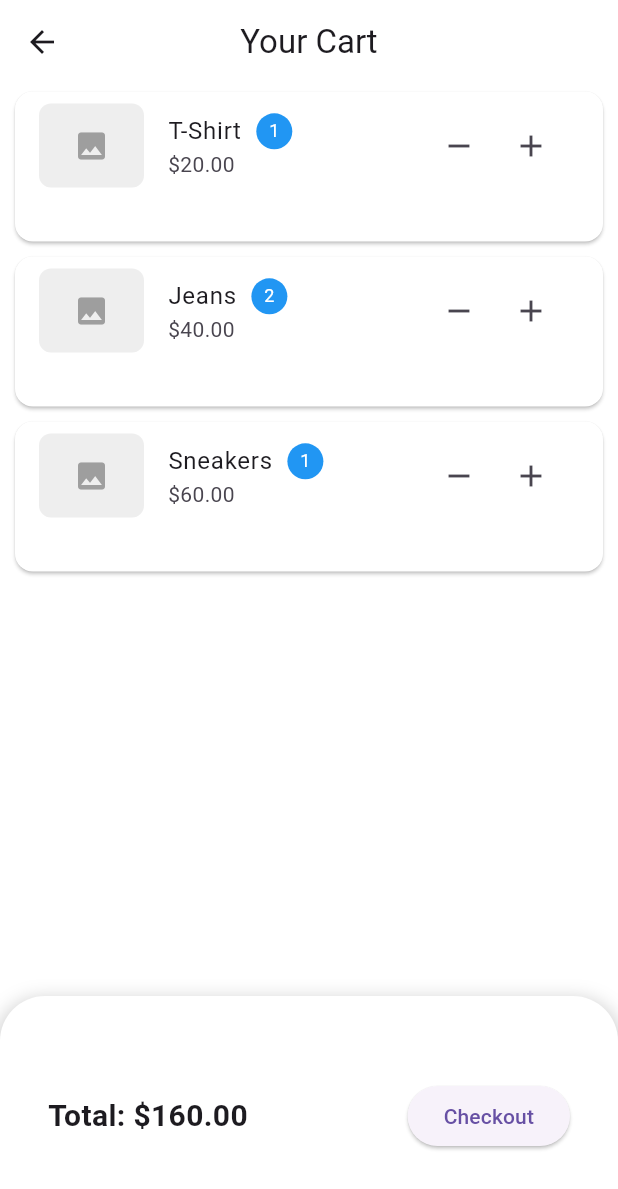
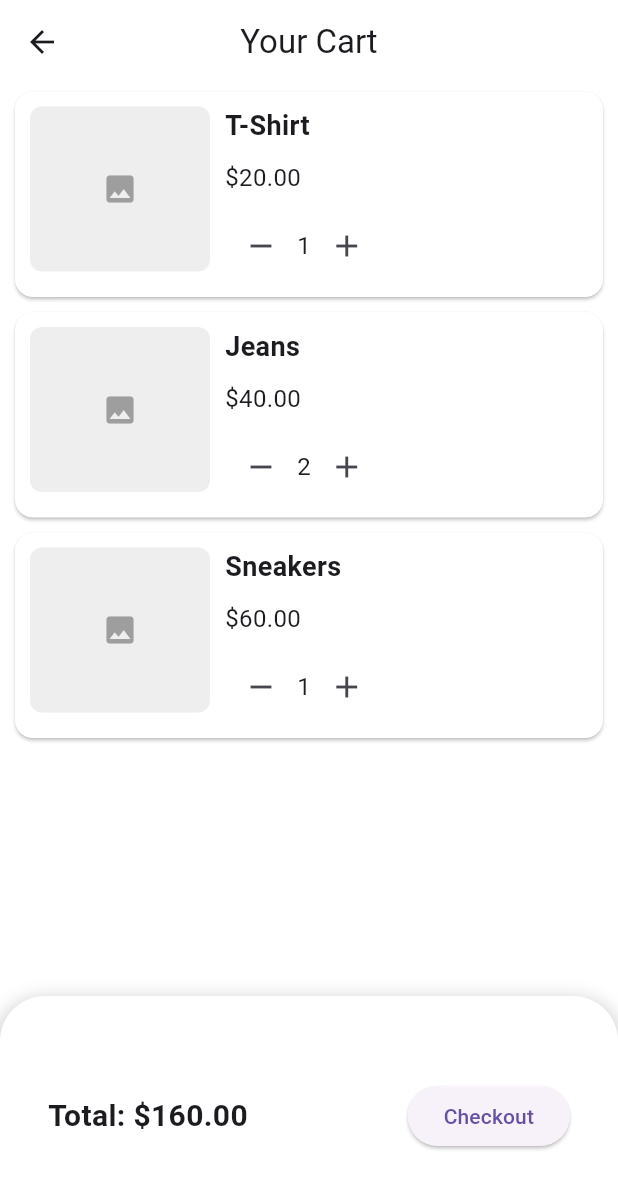
Before and after one commit to hadishamoun1/vesti-app, a Flutter app: the CartScreen screen opened directly, on a phone screen of 412 x 824 dp. Shown: the top 1189 px of the screen. Run offline on Flutter 3.47's test engine with Material 3 defaults, Android fonts, the phone set to English and light mode, and no system bars; our stand-ins replace geolocator, image_picker, jwt_decoder, permission_handler, shared_preferences; missing offline and left inert: flutter_background_geolocation; accounts and stored records are empty.

Commit message:
Increase image height

```diff
--- a/lib/screens/Cart.dart
+++ b/lib/screens/Cart.dart
@@ -18,7 +18,6 @@ class _CartScreenState extends State<CartScreen> {
   }
 
   void _onCheckout() {
-    // Implement checkout functionality here
     print('Checkout pressed');
   }
 
@@ -54,51 +53,48 @@ class _CartScreenState extends State<CartScreen> {
                 return Card(
                   color: Colors.white,
                   margin: EdgeInsets.symmetric(vertical: 5, horizontal: 10),
-                  child: SizedBox(
-
-                    height: 100,
-                    child: ListTile(
-                      leading: Container(
-                        width: 70,
-                        height: 60,
+                  child: Padding(
+                    padding: const EdgeInsets.all(10.0),
+                    child: Row(
+                      crossAxisAlignment: CrossAxisAlignment.start,
+                      children: [
+                        // Image container
+                        Container(
+                          width: 120,
+                          height: 110,
                           decoration: BoxDecoration(
                             color: Colors.grey.shade200,
                             borderRadius: BorderRadius.circular(8),
                           ),
                           child: Icon(Icons.image, color: Colors.grey),
                         ),
-                      title: Row(
+                        SizedBox(width: 10),
+                        // Item details
+                        Expanded(
+                          child: Column(
+                            crossAxisAlignment: CrossAxisAlignment.start,
                             children: [
                               Text(
                                 cartItems[index].name,
+                                style: TextStyle(
+                                    fontSize: 18, fontWeight: FontWeight.bold),
+                              ),
+                              SizedBox(height: 10),
+                              Text(
+                                '\$${cartItems[index].price.toStringAsFixed(2)}',
                                 style: TextStyle(fontSize: 16),
                               ),
-                          SizedBox(width: 10),
-                          Container(
-                            width: 24,
-                            height: 24,
-                            decoration: BoxDecoration(
-                              color: Colors.blue,
-                              borderRadius: BorderRadius.circular(15),
-                            ),
-                            child: Center(
-                              child: Text(
-                                '${cartItems[index].quantity}',
-                                style: TextStyle(
-                                    fontSize: 12, color: Colors.white),
-                              ),
-                            ),
-                          ),
-                        ],
-                      ),
-                      subtitle: Text(
-                          '\$${cartItems[index].price.toStringAsFixed(2)}'),
-                      trailing: Row(
-                        mainAxisSize: MainAxisSize.min,
+                              SizedBox(height: 10),
+                              // Quantity controls
+                              Row(
                                 children: [
                                   IconButton(
                                     icon: Icon(Icons.remove),
                                     onPressed: () => _decrementQuantity(index),
+                                  ),
+                                  Text(
+                                    '${cartItems[index].quantity}',
+                                    style: TextStyle(fontSize: 16),
                                   ),
                                   IconButton(
                                     icon: Icon(Icons.add),
@@ -106,6 +102,10 @@ class _CartScreenState extends State<CartScreen> {
                                   ),
                                 ],
                               ),
+                            ],
+                          ),
+                        ),
+                      ],
                     ),
                   ),
                 );
```
Lines whose indentation alone changed are shown as unchanged.
